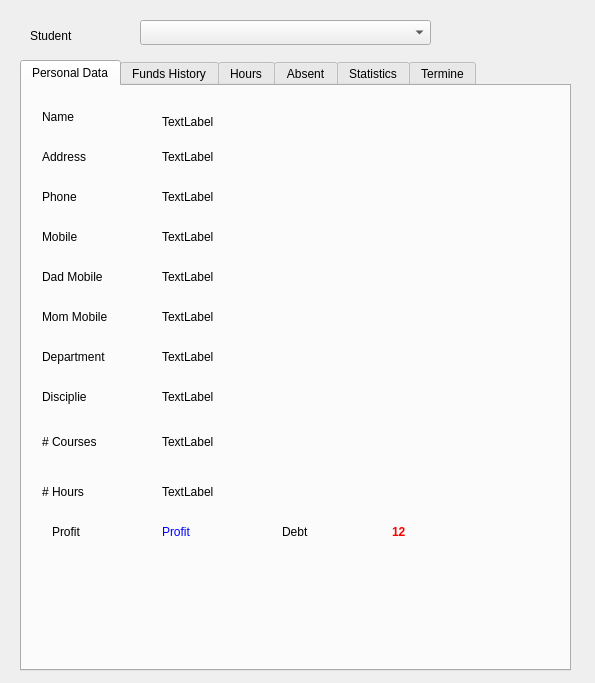
MrRisoni/Gauss, file Student/viewstudentdialog.ui: the form before one commit.
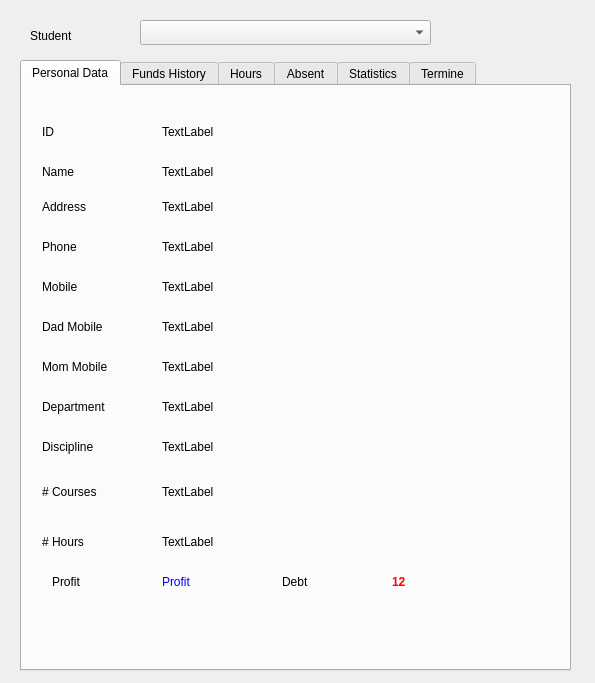
The form after the commit. The open tabs and pages were chosen to show the change.

Patch:
```diff
--- a/Student/viewstudentdialog.ui
+++ b/Student/viewstudentdialog.ui
@@ -33,7 +33,7 @@
      <property name="geometry">
       <rect>
        <x>20</x>
-       <y>60</y>
+       <y>110</y>
        <width>81</width>
        <height>21</height>
       </rect>
@@ -46,7 +46,7 @@
      <property name="geometry">
       <rect>
        <x>30</x>
-       <y>430</y>
+       <y>480</y>
        <width>91</width>
        <height>31</height>
       </rect>
@@ -59,7 +59,7 @@
      <property name="geometry">
       <rect>
        <x>20</x>
-       <y>140</y>
+       <y>190</y>
        <width>81</width>
        <height>21</height>
       </rect>
@@ -72,7 +72,7 @@
      <property name="geometry">
       <rect>
        <x>20</x>
-       <y>100</y>
+       <y>150</y>
        <width>81</width>
        <height>21</height>
       </rect>
@@ -85,7 +85,7 @@
      <property name="geometry">
       <rect>
        <x>20</x>
-       <y>250</y>
+       <y>300</y>
        <width>91</width>
        <height>41</height>
       </rect>
@@ -98,9 +98,9 @@
      <property name="geometry">
       <rect>
        <x>20</x>
-       <y>20</y>
+       <y>70</y>
        <width>81</width>
-       <height>21</height>
+       <height>31</height>
       </rect>
      </property>
      <property name="text">
@@ -111,7 +111,7 @@
      <property name="geometry">
       <rect>
        <x>20</x>
-       <y>340</y>
+       <y>390</y>
        <width>81</width>
        <height>31</height>
       </rect>
@@ -124,7 +124,7 @@
      <property name="geometry">
       <rect>
        <x>140</x>
-       <y>20</y>
+       <y>70</y>
        <width>271</width>
        <height>31</height>
       </rect>
@@ -137,7 +137,7 @@
      <property name="geometry">
       <rect>
        <x>140</x>
-       <y>50</y>
+       <y>100</y>
        <width>271</width>
        <height>41</height>
       </rect>
@@ -150,7 +150,7 @@
      <property name="geometry">
       <rect>
        <x>140</x>
-       <y>90</y>
+       <y>140</y>
        <width>171</width>
        <height>41</height>
       </rect>
@@ -163,7 +163,7 @@
      <property name="geometry">
       <rect>
        <x>140</x>
-       <y>130</y>
+       <y>180</y>
        <width>171</width>
        <height>41</height>
       </rect>
@@ -176,7 +176,7 @@
      <property name="geometry">
       <rect>
        <x>140</x>
-       <y>250</y>
+       <y>300</y>
        <width>171</width>
        <height>41</height>
       </rect>
@@ -189,7 +189,7 @@
      <property name="geometry">
       <rect>
        <x>140</x>
-       <y>330</y>
+       <y>380</y>
        <width>171</width>
        <height>51</height>
       </rect>
@@ -202,7 +202,7 @@
      <property name="geometry">
       <rect>
        <x>20</x>
-       <y>390</y>
+       <y>440</y>
        <width>91</width>
        <height>31</height>
       </rect>
@@ -215,7 +215,7 @@
      <property name="geometry">
       <rect>
        <x>140</x>
-       <y>380</y>
+       <y>430</y>
        <width>181</width>
        <height>51</height>
       </rect>
@@ -228,7 +228,7 @@
      <property name="geometry">
       <rect>
        <x>140</x>
-       <y>430</y>
+       <y>480</y>
        <width>41</width>
        <height>31</height>
       </rect>
@@ -305,7 +305,7 @@
      <property name="geometry">
       <rect>
        <x>260</x>
-       <y>430</y>
+       <y>480</y>
        <width>91</width>
        <height>31</height>
       </rect>
@@ -318,7 +318,7 @@
      <property name="geometry">
       <rect>
        <x>370</x>
-       <y>430</y>
+       <y>480</y>
        <width>41</width>
        <height>31</height>
       </rect>
@@ -428,7 +428,7 @@
      <property name="geometry">
       <rect>
        <x>140</x>
-       <y>170</y>
+       <y>220</y>
        <width>171</width>
        <height>41</height>
       </rect>
@@ -441,7 +441,7 @@
      <property name="geometry">
       <rect>
        <x>20</x>
-       <y>180</y>
+       <y>230</y>
        <width>81</width>
        <height>21</height>
       </rect>
@@ -454,7 +454,7 @@
      <property name="geometry">
       <rect>
        <x>20</x>
-       <y>220</y>
+       <y>270</y>
        <width>81</width>
        <height>21</height>
       </rect>
@@ -467,7 +467,7 @@
      <property name="geometry">
       <rect>
        <x>140</x>
-       <y>210</y>
+       <y>260</y>
        <width>171</width>
        <height>41</height>
       </rect>
@@ -480,20 +480,20 @@
      <property name="geometry">
       <rect>
        <x>20</x>
-       <y>290</y>
+       <y>340</y>
        <width>91</width>
        <height>41</height>
       </rect>
      </property>
      <property name="text">
-      <string>Disciplie</string>
+      <string>Discipline</string>
      </property>
     </widget>
     <widget class="QLabel" name="labDiscipline">
      <property name="geometry">
       <rect>
        <x>140</x>
-       <y>290</y>
+       <y>340</y>
        <width>171</width>
        <height>41</height>
       </rect>
@@ -502,6 +502,32 @@
       <string>TextLabel</string>
      </property>
     </widget>
+    <widget class="QLabel" name="labMembID">
+     <property name="geometry">
+      <rect>
+       <x>140</x>
+       <y>30</y>
+       <width>271</width>
+       <height>31</height>
+      </rect>
+     </property>
+     <property name="text">
+      <string>TextLabel</string>
+     </property>
+    </widget>
+    <widget class="QLabel" name="label_31">
+     <property name="geometry">
+      <rect>
+       <x>20</x>
+       <y>30</y>
+       <width>81</width>
+       <height>31</height>
+      </rect>
+     </property>
+     <property name="text">
+      <string>ID</string>
+     </property>
+    </widget>
    </widget>
    <widget class="QWidget" name="tabFunds">
     <attribute name="title">
```
Left out of the diff: 24 changed lines with no effect on the pictures.
